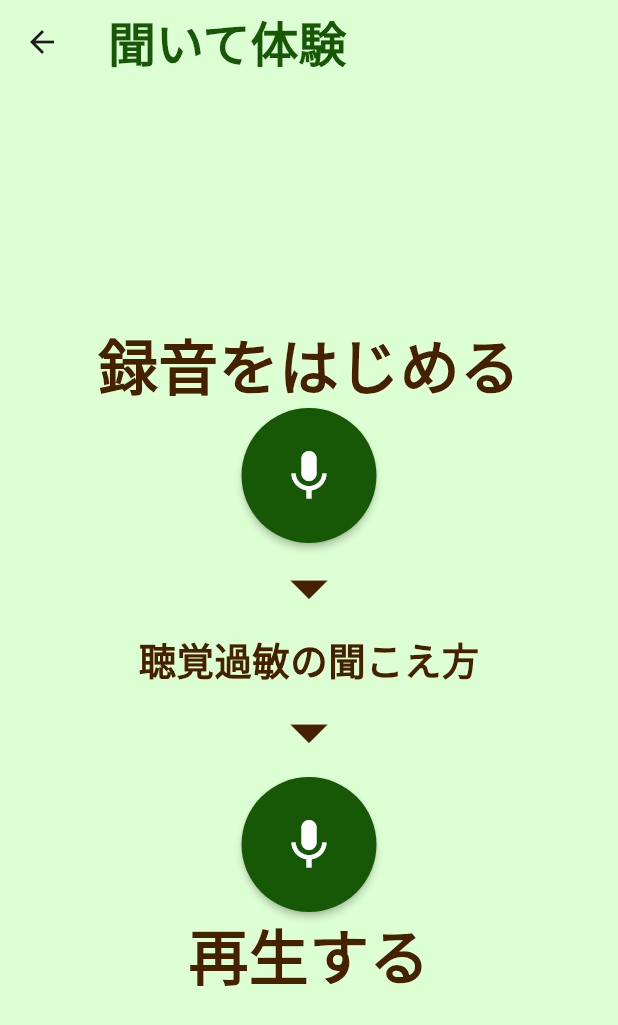
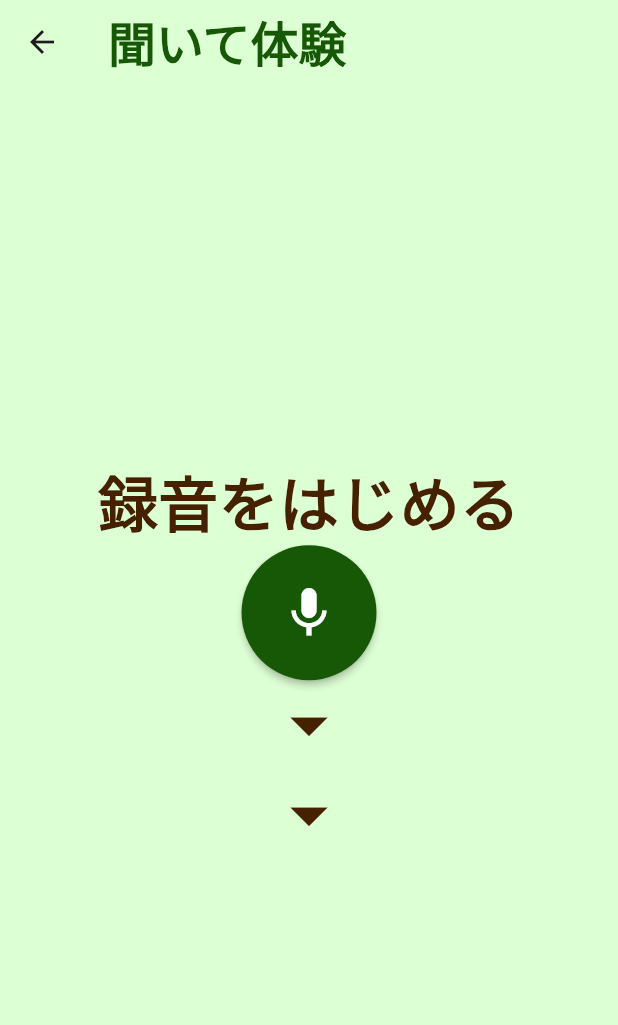
Before and after one commit to hirune05/sound_classify_app_previus, a Flutter app: the screen it shows after launch, after a tap on "聞いて体験", on a phone screen of 412 x 824 dp. Shown: the top 1025 px of the screen. Run offline on Flutter 3.47's test engine with Material 3 defaults, Android fonts, the phone set to English and light mode, and no system bars; our stand-ins replace audioplayers, firebase_core, firebase_storage, freezed_annotation, geolocator, go_router and 1 more; missing offline and left inert: arkit_plugin, record, tflite_audio; accounts and stored records are empty; statements that could not run were skipped.

Commit message:
refactor: ui

```diff
--- a/frontend/lib/controllers/audio_recording_page_controller.dart
+++ b/frontend/lib/controllers/audio_recording_page_controller.dart
@@ -167,8 +167,8 @@ class AudioRecordingController extends StateNotifier<AudioRecordingState> {
       await audioPlayer.play(urlSource);
 
       // 再生後にファイルを削除
-      await ref.delete();
-      print('File deleted from Firebase Storage');
+      // await ref.delete();
+      // print('File deleted from Firebase Storage');
     } catch (e) {
       print('Error downloading or playing file: $e');
     }
--- a/frontend/lib/ui/pages/hearing_page/hearing_page.dart
+++ b/frontend/lib/ui/pages/hearing_page/hearing_page.dart
@@ -49,10 +49,13 @@ class HearingPage extends ConsumerWidget {
             ),
             if (!isRecording &&
                 ref.watch(audioRecordingProvider).audioPath != '')
-              ElevatedButton(
+              MaterialButton(
                 onPressed:
                     ref.read(audioRecordingProvider.notifier).playRecording,
-                  child: const Text('再生する')),
+                textColor: AppColors.secondaryText,
+                child: const Icon(Icons.volume_up, size: 40),
+                padding: const EdgeInsets.only(top: 12),
+              ),
             const Icon(
               Icons.arrow_drop_down,
               size: 60,
@@ -61,16 +64,34 @@ class HearingPage extends ConsumerWidget {
             if (!isRecording &&
                 ref.watch(audioRecordingProvider).audioPath != '')
               ElevatedButton(
+                style: ElevatedButton.styleFrom(
+                  backgroundColor: Colors.white,
+                ),
                 onPressed:
                     ref.read(audioRecordingProvider.notifier).uploadAudioFile,
-                  child: const Text('アップロードする')),
-            if (!isRecording &&
-                ref.watch(audioRecordingProvider).audioPath != '')
-              ElevatedButton(
+                child: const Text(
+                  'アップロード(変換)する',
+                  style: TextStyle(color: AppColors.green),
+                ),
+              ),
+            const Icon(
+              Icons.arrow_drop_down,
+              size: 60,
+              color: AppColors.secondaryText,
+            ),
+            (!isRecording && ref.watch(audioRecordingProvider).audioPath != '')
+                ? Column(
+                    children: [
+                      MaterialButton(
                         onPressed: ref
                             .read(audioRecordingProvider.notifier)
                             .downloadAndPlayAudioFile,
-                  child: const Text('ダウンロードして聴く')),
+                        color: AppColors.green,
+                        textColor: Colors.white,
+                        shape: const CircleBorder(),
+                        padding: const EdgeInsets.all(25),
+                        child: const Icon(Icons.volume_up, size: 40),
+                      ),
                       const Text(
                         '聴覚過敏の聞こえ方',
                         style: TextStyle(
@@ -78,19 +99,6 @@ class HearingPage extends ConsumerWidget {
                           fontSize: 25.0,
                           color: AppColors.secondaryText,
                         ),
-            ),
-            const Icon(
-              Icons.arrow_drop_down,
-              size: 60,
-              color: AppColors.secondaryText,
-            ),
-            MaterialButton(
-              onPressed: playAudio,
-              color: AppColors.green,
-              textColor: Colors.white,
-              shape: const CircleBorder(),
-              padding: const EdgeInsets.all(25),
-              child: const Icon(Icons.mic, size: 40),
                       ),
                       const Text(
                         '再生する',
@@ -101,6 +109,9 @@ class HearingPage extends ConsumerWidget {
                         ),
                       ),
                     ],
+                  )
+                : Container(),
+          ],
         ),
       ),
     );
```
Lines whose indentation alone changed are shown as unchanged.
